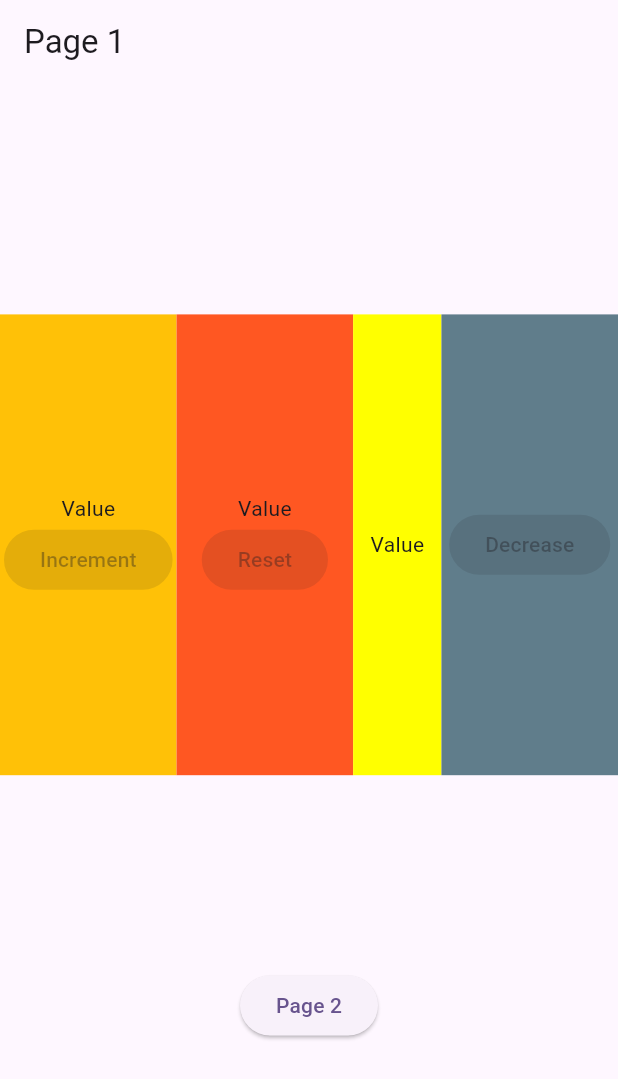
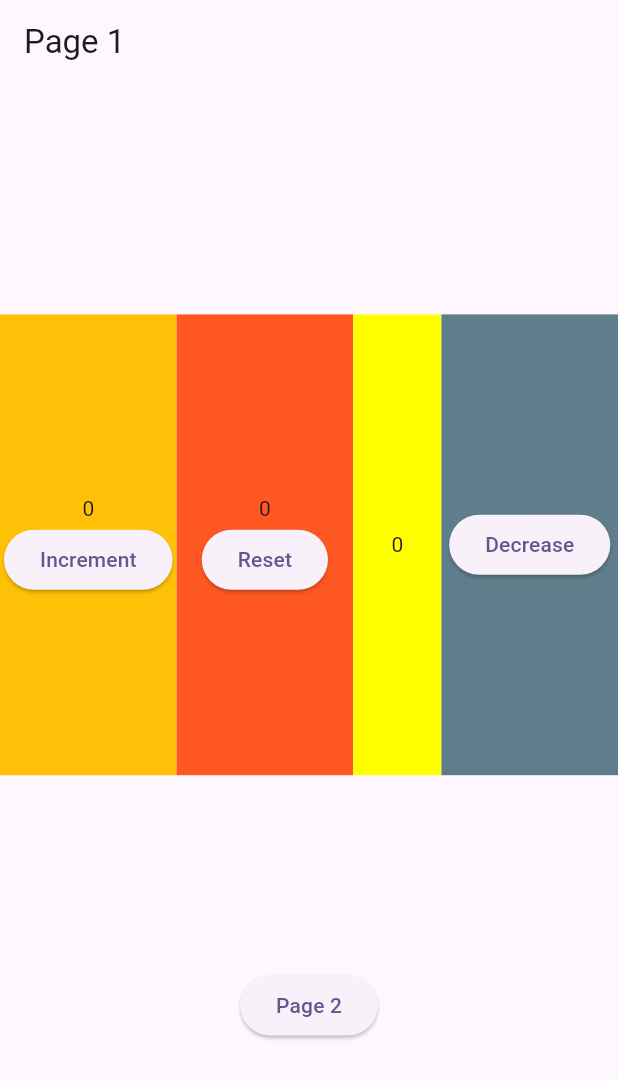
Before and after one commit to JuandiGo1/GetXState_Act, a Flutter app: the screen it shows after launch, on a phone screen of 412 x 824 dp. Shown: the top 1079 px of the screen. Run offline on Flutter 3.47's test engine with Material 3 defaults, Android fonts, the phone set to English and light mode, and no system bars; our stand-ins replace get.

Commit message:
ACt completed

```diff
--- /dev/null
+++ b/lib/controllers/value_controller.dart
@@ -0,0 +1,21 @@
+
+import 'package:get/get.dart';
+
+class ValueController extends GetxController {
+  final _value = 0.obs;
+
+  int get value => _value.value;
+
+  void increaseValue(){
+    _value.value = _value.value +1;
+  }
+
+  void decreaseValue(){
+    _value.value = _value.value -1;
+  }
+
+  void resetValue(){
+    _value.value = 0;
+  }
+
+}
--- a/lib/main.dart
+++ b/lib/main.dart
@@ -1,5 +1,6 @@
 import 'package:flutter/material.dart';
 import 'package:get/get.dart';
+import 'controllers/value_controller.dart';
 import 'ui/pages/page1.dart';
 
 void main() {
@@ -12,7 +13,7 @@ class MyApp extends StatelessWidget {
   @override
   Widget build(BuildContext context) {
     //todo: uncomment this line to use GetX
-    //Get.put(CountController());
+    ValueController controller =Get.put(ValueController());
     return GetMaterialApp(
         title: 'GetX Demo',
         debugShowCheckedModeBanner: false,
--- a/lib/ui/widgets/w1.dart
+++ b/lib/ui/widgets/w1.dart
@@ -1,19 +1,22 @@
+import 'package:f_getxstate_demo/controllers/value_controller.dart';
 import 'package:flutter/material.dart';
+import 'package:get/get.dart';
 
 class W1 extends StatelessWidget {
   const W1({super.key});
 
   @override
   Widget build(BuildContext context) {
+    ValueController controller = Get.find();
     return Container(
       color: Colors.amber,
       child: Column(
         mainAxisAlignment: MainAxisAlignment.center,
         children: [
-          Text('Value'),
+          Obx(()=> Text('${controller.value}')),
           ElevatedButton(
               key: const Key('incrementButton'),
-              onPressed: null,
+              onPressed: ()=> controller.increaseValue(),
               child: Text('Increment'))
         ],
       ),
--- a/lib/ui/widgets/w2.dart
+++ b/lib/ui/widgets/w2.dart
@@ -1,19 +1,23 @@
 import 'package:flutter/material.dart';
+import 'package:get/get.dart';
+
+import '../../controllers/value_controller.dart';
 
 class W2 extends StatelessWidget {
   const W2({super.key});
 
   @override
   Widget build(BuildContext context) {
+    ValueController controller = Get.find();
     return Container(
       color: Colors.deepOrange,
       child: Column(
         mainAxisAlignment: MainAxisAlignment.center,
         children: [
-          Text('Value'),
+          Obx(()=> Text('${controller.value}')),
           ElevatedButton(
               key: const Key('resetButton'),
-              onPressed: null,
+              onPressed: ()=> controller.resetValue(),
               child: Text('Reset'))
         ],
       ),
--- a/lib/ui/widgets/w3.dart
+++ b/lib/ui/widgets/w3.dart
@@ -1,16 +1,20 @@
 import 'package:flutter/material.dart';
+import 'package:get/get.dart';
+
+import '../../controllers/value_controller.dart';
 
 class W3 extends StatelessWidget {
   const W3({super.key});
 
   @override
   Widget build(BuildContext context) {
+    ValueController controller = Get.find();
     return Container(
       color: Colors.yellowAccent,
       child: Column(
         mainAxisAlignment: MainAxisAlignment.center,
         children: [
-          Text('Value'),
+          Obx(()=> Text('${controller.value}'))
         ],
       ),
     );
--- a/lib/ui/widgets/w4.dart
+++ b/lib/ui/widgets/w4.dart
@@ -1,10 +1,14 @@
 import 'package:flutter/material.dart';
+import 'package:get/get.dart';
+
+import '../../controllers/value_controller.dart';
 
 class W4 extends StatelessWidget {
   const W4({super.key});
 
   @override
   Widget build(BuildContext context) {
+    ValueController controller = Get.find();
     return Container(
       color: Colors.blueGrey,
       child: Column(
@@ -12,7 +16,7 @@ class W4 extends StatelessWidget {
         children: [
           ElevatedButton(
               key: Key('decrementButton'),
-              onPressed: null,
+              onPressed: ()=> controller.decreaseValue(),
               child: Text('Decrease'))
         ],
       ),
```
Also changed, not shown: lib/ui/pages/page2.dart (+6 -2 lines).
